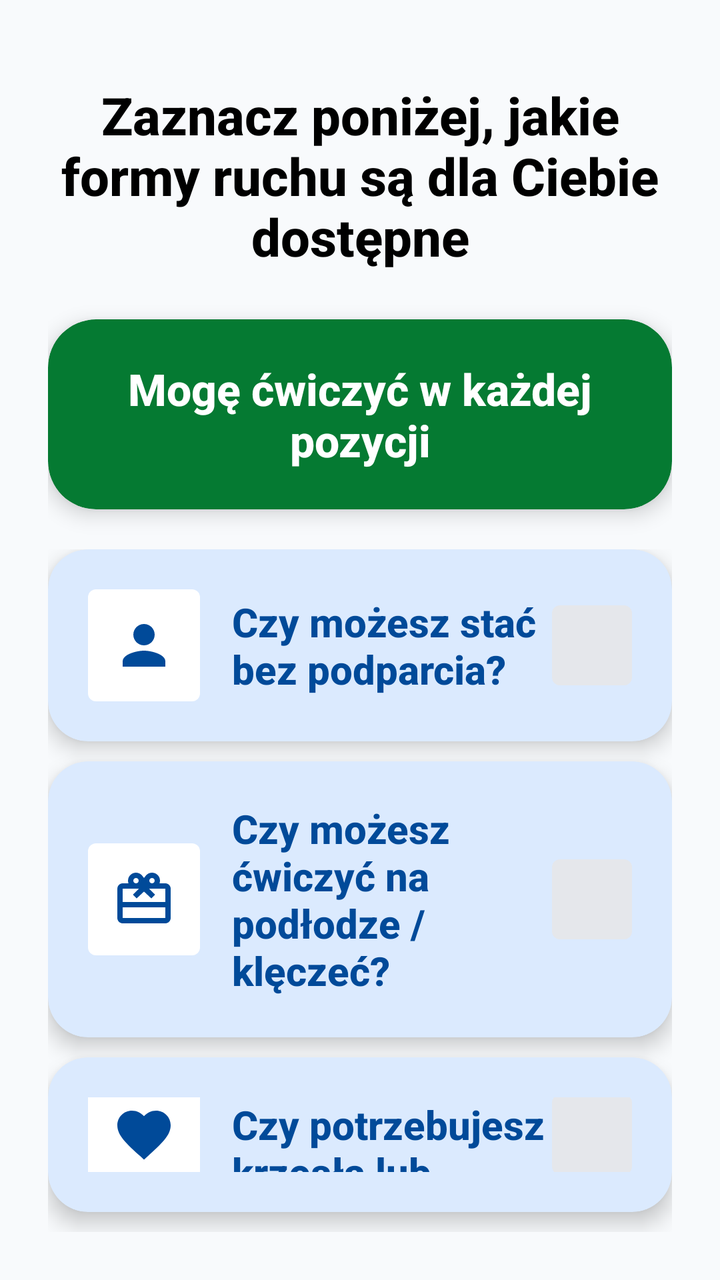
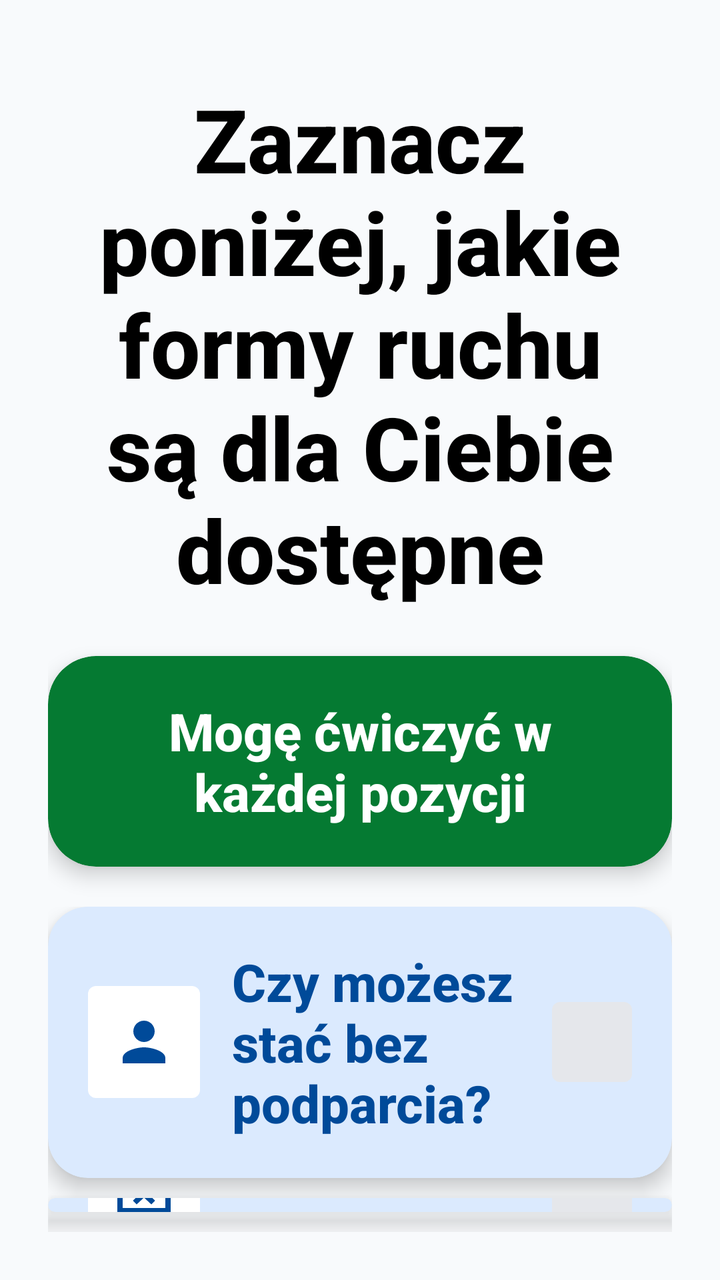

The first picture is an Android layout as it rendered before a commit; the second is the same layout after the commit. The layout source and the unified diff follow.
<!-- AndroidManifest.xml: application theme Theme.Fitnessapp -->
<!-- res/layout/item_onboarding_step2.xml -->
<?xml version="1.0" encoding="utf-8"?>
<LinearLayout xmlns:android="http://schemas.android.com/apk/res/android"
    xmlns:app="http://schemas.android.com/apk/res-auto"
    android:layout_width="match_parent"
    android:layout_height="match_parent"
    android:orientation="vertical"
    android:padding="24dp">

    <TextView
        android:layout_width="match_parent"
        android:layout_height="wrap_content"
        android:layout_marginTop="16dp"
        android:layout_marginBottom="24dp"
        android:text="Zaznacz poniżej, jakie formy ruchu są dla Ciebie dostępne"
        android:textColor="@color/black"
        android:textSize="26sp"
        android:textStyle="bold"
        android:gravity="center" />

    
    <androidx.cardview.widget.CardView
        android:id="@+id/btn_all_positions"
        android:layout_width="match_parent"
        android:layout_height="wrap_content"
        android:layout_marginBottom="20dp"
        android:foreground="?android:attr/selectableItemBackground"
        android:clickable="true"
        android:focusable="true"
        app:cardCornerRadius="24dp"
        app:cardElevation="6dp"
        app:cardBackgroundColor="#057A32">

        <TextView
            android:layout_width="match_parent"
            android:layout_height="wrap_content"
            android:gravity="center"
            android:padding="20dp"
            android:text="Mogę ćwiczyć w każdej pozycji"
            android:textColor="#FFFFFF"
            android:textSize="22sp"
            android:textStyle="bold" />
    </androidx.cardview.widget.CardView>

    
    <LinearLayout
        android:layout_width="match_parent"
        android:layout_height="0dp"
        android:layout_weight="1"
        android:orientation="vertical">

        
        <androidx.cardview.widget.CardView
            android:id="@+id/card_q1"
            android:layout_width="match_parent"
            android:layout_height="wrap_content"
            android:layout_marginBottom="10dp"
            android:foreground="?android:attr/selectableItemBackground"
            android:clickable="true"
            android:focusable="true"
            app:cardCornerRadius="20dp"
            app:cardElevation="6dp"
            app:cardBackgroundColor="#DBEAFE"
            android:tag="unchecked">

            <LinearLayout
                android:layout_width="match_parent"
                android:layout_height="wrap_content"
                android:gravity="center_vertical"
                android:orientation="horizontal"
                android:padding="20dp">

                <FrameLayout
                    android:layout_width="56dp"
                    android:layout_height="56dp"
                    android:layout_marginEnd="16dp">
                    <View
                        android:layout_width="match_parent"
                        android:layout_height="match_parent"
                        android:background="@drawable/bg_indicator_active"
                        android:backgroundTint="#FFFFFF" />
                    <ImageView
                        android:layout_width="32dp"
                        android:layout_height="32dp"
                        android:layout_gravity="center"
                        android:src="@drawable/ic_profile"
                        app:tint="#004A99" />
                </FrameLayout>

                <TextView
                    android:layout_width="0dp"
                    android:layout_height="wrap_content"
                    android:layout_weight="1"
                    android:text="@string/onboarding_q1"
                    android:textColor="#004A99"
                    android:textSize="20sp"
                    android:textStyle="bold" />

                <ImageView
                    android:id="@+id/iv_q1"
                    android:layout_width="40dp"
                    android:layout_height="40dp"
                    android:src="@drawable/bg_indicator_inactive"
                    android:scaleType="fitCenter" />
            </LinearLayout>
        </androidx.cardview.widget.CardView>

        
        <androidx.cardview.widget.CardView
            android:id="@+id/card_q2"
            android:layout_width="match_parent"
            android:layout_height="wrap_content"
            android:layout_marginBottom="10dp"
            android:foreground="?android:attr/selectableItemBackground"
            android:clickable="true"
            android:focusable="true"
            app:cardCornerRadius="20dp"
            app:cardElevation="6dp"
            app:cardBackgroundColor="#DBEAFE"
            android:tag="unchecked">

            <LinearLayout
                android:layout_width="match_parent"
                android:layout_height="wrap_content"
                android:gravity="center_vertical"
                android:orientation="horizontal"
                android:padding="20dp">

                <FrameLayout
                    android:layout_width="56dp"
                    android:layout_height="56dp"
                    android:layout_marginEnd="16dp">
                    <View
                        android:layout_width="match_parent"
                        android:layout_height="match_parent"
                        android:background="@drawable/bg_indicator_active"
                        android:backgroundTint="#FFFFFF" />
                    <ImageView
                        android:layout_width="32dp"
                        android:layout_height="32dp"
                        android:layout_gravity="center"
                        android:src="@drawable/ic_onboarding_3"
                        app:tint="#004A99" />
                </FrameLayout>

                <TextView
                    android:layout_width="0dp"
                    android:layout_height="wrap_content"
                    android:layout_weight="1"
                    android:text="@string/onboarding_q2"
                    android:textColor="#004A99"
                    android:textSize="20sp"
                    android:textStyle="bold" />

                <ImageView
                    android:id="@+id/iv_q2"
                    android:layout_width="40dp"
                    android:layout_height="40dp"
                    android:src="@drawable/bg_indicator_inactive"
                    android:scaleType="fitCenter" />
            </LinearLayout>
        </androidx.cardview.widget.CardView>

        
        <androidx.cardview.widget.CardView
            android:id="@+id/card_q3"
            android:layout_width="match_parent"
            android:layout_height="wrap_content"
            android:layout_marginBottom="10dp"
            android:foreground="?android:attr/selectableItemBackground"
            android:clickable="true"
            android:focusable="true"
            app:cardCornerRadius="20dp"
            app:cardElevation="6dp"
            app:cardBackgroundColor="#DBEAFE"
            android:tag="unchecked">

            <LinearLayout
                android:layout_width="match_parent"
                android:layout_height="wrap_content"
                android:gravity="center_vertical"
                android:orientation="horizontal"
                android:padding="20dp">

                <FrameLayout
                    android:layout_width="56dp"
                    android:layout_height="56dp"
                    android:layout_marginEnd="16dp">
                    <View
                        android:layout_width="match_parent"
                        android:layout_height="match_parent"
                        android:background="@drawable/bg_indicator_active"
                        android:backgroundTint="#FFFFFF" />
                    <ImageView
                        android:layout_width="32dp"
                        android:layout_height="32dp"
                        android:layout_gravity="center"
                        android:src="@drawable/ic_heart"
                        app:tint="#004A99" />
                </FrameLayout>

                <TextView
                    android:layout_width="0dp"
                    android:layout_height="wrap_content"
                    android:layout_weight="1"
                    android:text="@string/onboarding_q3"
                    android:textColor="#004A99"
                    android:textSize="20sp"
                    android:textStyle="bold" />

                <ImageView
                    android:id="@+id/iv_q3"
                    android:layout_width="40dp"
                    android:layout_height="40dp"
                    android:src="@drawable/bg_indicator_inactive"
                    android:scaleType="fitCenter" />
            </LinearLayout>
        </androidx.cardview.widget.CardView>

        
        <androidx.cardview.widget.CardView
            android:id="@+id/card_q4"
            android:layout_width="match_parent"
            android:layout_height="wrap_content"
            android:layout_marginBottom="10dp"
            android:foreground="?android:attr/selectableItemBackground"
            android:clickable="true"
            android:focusable="true"
            app:cardCornerRadius="20dp"
            app:cardElevation="6dp"
            app:cardBackgroundColor="#DBEAFE"
            android:tag="unchecked">

            <LinearLayout
                android:layout_width="match_parent"
                android:layout_height="wrap_content"
                android:gravity="center_vertical"
                android:orientation="horizontal"
                android:padding="20dp">

                <FrameLayout
                    android:layout_width="56dp"
                    android:layout_height="56dp"
                    android:layout_marginEnd="16dp">
                    <View
                        android:layout_width="match_parent"
                        android:layout_height="match_parent"
                        android:background="@drawable/bg_indicator_active"
                        android:backgroundTint="#FFFFFF" />
                    <ImageView
                        android:layout_width="32dp"
                        android:layout_height="32dp"
                        android:layout_gravity="center"
                        android:src="@drawable/ic_onboarding_1"
                        app:tint="#004A99" />
                </FrameLayout>

                <TextView
                    android:layout_width="0dp"
                    android:layout_height="wrap_content"
                    android:layout_weight="1"
                    android:text="@string/onboarding_q4"
                    android:textColor="#004A99"
                    android:textSize="20sp"
                    android:textStyle="bold" />

                <ImageView
                    android:id="@+id/iv_q4"
                    android:layout_width="40dp"
                    android:layout_height="40dp"
                    android:src="@drawable/bg_indicator_inactive"
                    android:scaleType="fitCenter" />
            </LinearLayout>
        </androidx.cardview.widget.CardView>

        
        <androidx.cardview.widget.CardView
            android:id="@+id/card_q5"
            android:layout_width="match_parent"
            android:layout_height="wrap_content"
            android:layout_marginBottom="10dp"
            android:foreground="?android:attr/selectableItemBackground"
            android:clickable="true"
            android:focusable="true"
            app:cardCornerRadius="20dp"
            app:cardElevation="6dp"
            app:cardBackgroundColor="#DBEAFE"
            android:tag="unchecked">

            <LinearLayout
                android:layout_width="match_parent"
                android:layout_height="wrap_content"
                android:gravity="center_vertical"
                android:orientation="horizontal"
                android:padding="20dp">

                <FrameLayout
                    android:layout_width="56dp"
                    android:layout_height="56dp"
                    android:layout_marginEnd="16dp">
                    <View
                        android:layout_width="match_parent"
                        android:layout_height="match_parent"
                        android:background="@drawable/bg_indicator_active"
                        android:backgroundTint="#FFFFFF" />
                    <ImageView
                        android:layout_width="32dp"
                        android:layout_height="32dp"
                        android:layout_gravity="center"
                        android:src="@drawable/ic_settings"
                        app:tint="#004A99" />
                </FrameLayout>

                <TextView
                    android:layout_width="0dp"
                    android:layout_height="wrap_content"
                    android:layout_weight="1"
                    android:text="@string/onboarding_q5"
                    android:textColor="#004A99"
                    android:textSize="20sp"
                    android:textStyle="bold" />

                <ImageView
                    android:id="@+id/iv_q5"
                    android:layout_width="40dp"
                    android:layout_height="40dp"
                    android:src="@drawable/bg_indicator_inactive"
                    android:scaleType="fitCenter" />
            </LinearLayout>
        </androidx.cardview.widget.CardView>

    </LinearLayout>

</LinearLayout>
<!-- resources referenced by this layout -->
<resources>
  <color name="black">#FF000000</color>
  <!-- drawable bg_indicator_active (drawable) -->
  <?xml version="1.0" encoding="utf-8"?>
  <shape xmlns:android="http://schemas.android.com/apk/res/android"
      android:shape="rectangle">
      <solid android:color="@color/blue_primary" />
      <corners android:radius="4dp" />
  </shape>
  <!-- drawable bg_indicator_inactive (drawable) -->
  <?xml version="1.0" encoding="utf-8"?>
  <shape xmlns:android="http://schemas.android.com/apk/res/android"
      android:shape="rectangle">
      <solid android:color="#E5E7EB" />
      <corners android:radius="4dp" />
  </shape>
  <!-- drawable ic_heart (drawable) -->
  <vector xmlns:android="http://schemas.android.com/apk/res/android"
      android:width="24dp"
      android:height="24dp"
      android:viewportWidth="24"
      android:viewportHeight="24">
      <path
          android:fillColor="@color/blue_primary"
          android:pathData="M12,21.35l-1.45,-1.32C5.4,15.36 2,12.28 2,8.5 2,5.42 4.42,3 7.5,3c1.74,0 3.41,0.81 4.5,2.09C13.09,3.81 14.76,3 16.5,3 19.58,3 22,5.42 22,8.5c0,3.78 -3.4,6.86 -8.55,11.54L12,21.35z"/>
  </vector>
  <!-- drawable ic_onboarding_3 (drawable) -->
  <vector xmlns:android="http://schemas.android.com/apk/res/android"
      android:width="120dp"
      android:height="120dp"
      android:viewportWidth="24"
      android:viewportHeight="24">
      <path
          android:fillColor="@color/orange_icon"
          android:pathData="M20,6h-2.18c0.11,-0.31 0.18,-0.65 0.18,-1c0,-1.66 -1.34,-3 -3,-3c-1.05,0 -1.96,0.54 -2.5,1.35l-0.5,0.65l-0.5,-0.65C10.96,2.54 10.05,2 9,2C7.34,2 6,3.34 6,5c0,0.35 0.07,0.69 0.18,1L4,6c-1.1,0 -1.99,0.9 -1.99,2L2,19c0,1.1 0.9,2 2,2h16c1.1,0 2,-0.9 2,-2L22,8c0,-1.1 -0.9,-2 -2,-2zM15,4c0.55,0 1,0.45 1,1s-0.45,1 -1,1s-1,-0.45 -1,-1s0.45,-1 1,-1zM9,4c0.55,0 1,0.45 1,1s-0.45,1 -1,1s-1,-0.45 -1,-1s0.45,-1 1,-1zM20,19L4,19L4,15h16v4zM20,13L4,13L4,8h6.08l-2.25,2.25l1.41,1.41L12,9.08l2.75,2.58l1.41,-1.41L13.92,8L20,8v5z" />
  </vector>
  <!-- drawable ic_profile (drawable) -->
  <vector xmlns:android="http://schemas.android.com/apk/res/android"
      android:width="24dp"
      android:height="24dp"
      android:viewportWidth="24"
      android:viewportHeight="24">
      <path
          android:fillColor="#FF000000"
          android:pathData="M12,12c2.21,0 4,-1.79 4,-4s-1.79,-4 -4,-4 -4,1.79 -4,4 1.79,4 4,4zM12,14c-2.67,0 -8,1.34 -8,4v2h16v-2c0,-2.66 -5.33,-4 -8,-4z" />
  </vector>
  <string name="onboarding_q1">Czy możesz stać bez podparcia?</string>
  <string name="onboarding_q2">Czy możesz ćwiczyć na podłodze / klęczeć?</string>
  <string name="onboarding_q3">Czy potrzebujesz krzesła lub podparcia?</string>
  <string name="onboarding_q4">Czy możesz ćwiczyć leżąc w łóżku?</string>
  <string name="onboarding_q5">Czy możesz ćwiczyć w pozycji siedzącej?</string>
  <style name="Theme.Fitnessapp" parent="Base.Theme.Fitnessapp" />
  <color name="blue_primary">#2563EB</color>
  <color name="green_icon">#059669</color>
  <color name="orange_icon">#EA580C</color>
  <style name="Base.Theme.Fitnessapp" parent="Theme.Material3.Light.NoActionBar">
          
          <item name="android:fontFamily">sans-serif-medium</item>
          <item name="android:textAllCaps">false</item>
          <item name="android:textColor">#0F172A</item>
          <item name="android:windowBackground">#F8FAFC</item>
      </style>
  <!-- unchanged entries left out for length: 2 -->
</resources>

<!-- the commit's change to res/layout/item_onboarding_step2.xml (unified diff, before → after) -->
@@ -13,7 +13,7 @@
         android:layout_marginBottom="24dp"
         android:text="Zaznacz poniżej, jakie formy ruchu są dla Ciebie dostępne"
         android:textColor="@color/black"
-        android:textSize="26sp"
+        android:textSize="44sp"
         android:textStyle="bold"
         android:gravity="center" />
 
@@ -37,7 +37,7 @@
             android:padding="20dp"
             android:text="Mogę ćwiczyć w każdej pozycji"
             android:textColor="#FFFFFF"
-            android:textSize="22sp"
+            android:textSize="26sp"
             android:textStyle="bold" />
     </androidx.cardview.widget.CardView>
 
@@ -92,7 +92,7 @@
                     android:layout_weight="1"
                     android:text="@string/onboarding_q1"
                     android:textColor="#004A99"
-                    android:textSize="20sp"
+                    android:textSize="26sp"
                     android:textStyle="bold" />
 
                 <ImageView
@@ -148,7 +148,7 @@
                     android:layout_weight="1"
                     android:text="@string/onboarding_q2"
                     android:textColor="#004A99"
-                    android:textSize="20sp"
+                    android:textSize="26sp"
                     android:textStyle="bold" />
 
                 <ImageView
@@ -204,7 +204,7 @@
                     android:layout_weight="1"
                     android:text="@string/onboarding_q3"
                     android:textColor="#004A99"
-                    android:textSize="20sp"
+                    android:textSize="26sp"
                     android:textStyle="bold" />
 
                 <ImageView
@@ -260,7 +260,7 @@
                     android:layout_weight="1"
                     android:text="@string/onboarding_q4"
                     android:textColor="#004A99"
-                    android:textSize="20sp"
+                    android:textSize="26sp"
                     android:textStyle="bold" />
 
                 <ImageView
@@ -316,7 +316,7 @@
                     android:layout_weight="1"
                     android:text="@string/onboarding_q5"
                     android:textColor="#004A99"
-                    android:textSize="20sp"
+                    android:textSize="26sp"
                     android:textStyle="bold" />
 
                 <ImageView
